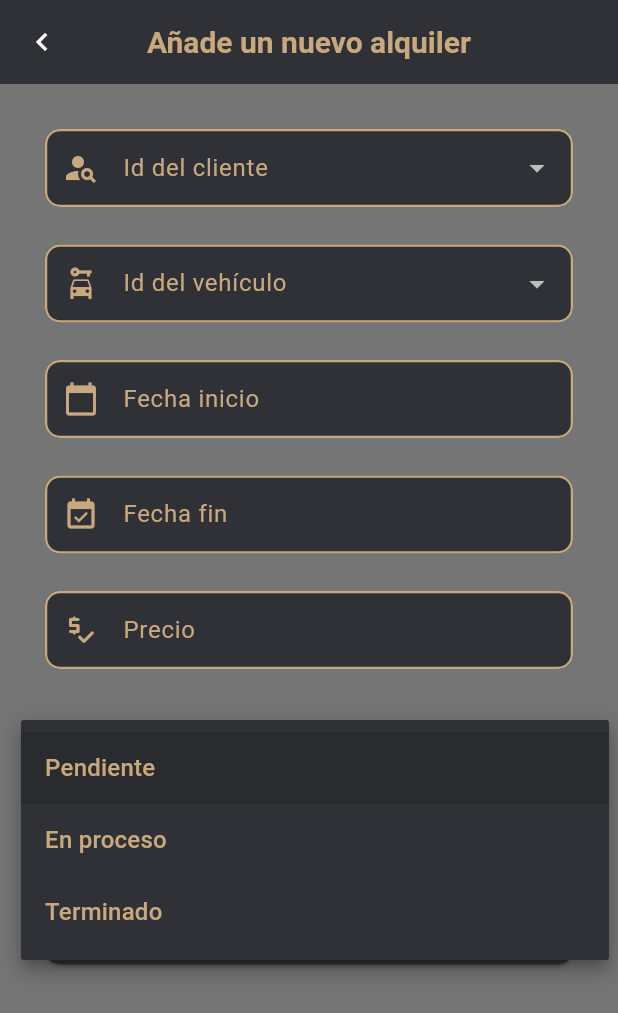
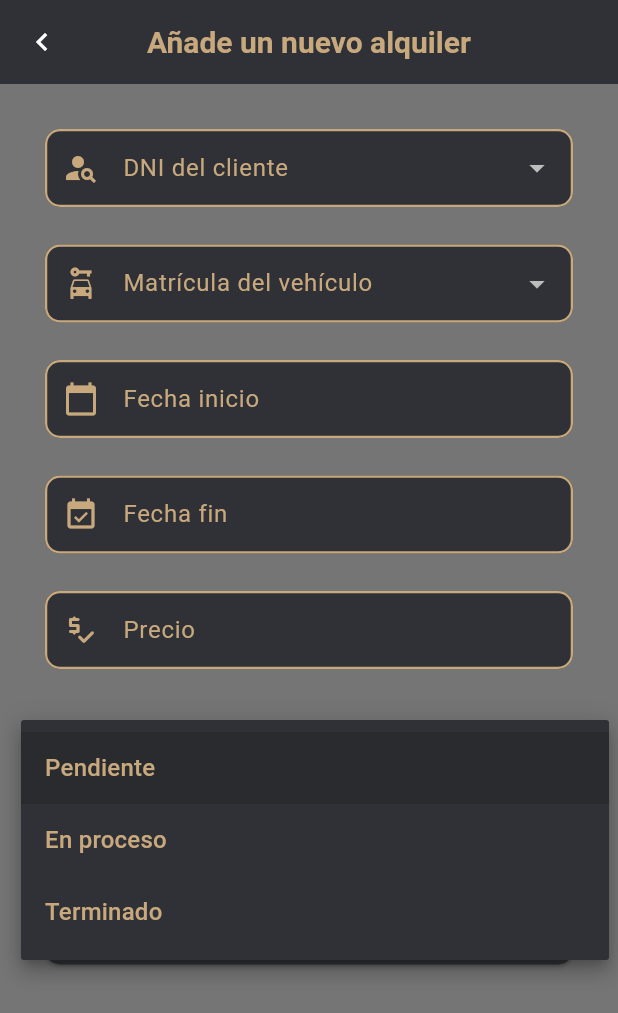
Before and after one commit to javiniieves/rebooty_repair, a Flutter app: the PantallaAnyadirAlquiler screen opened by its route, after a tap on "Pendiente", on a phone screen of 412 x 824 dp. Shown: the top 1013 px of the screen. Run offline on Flutter 3.47's test engine with Material 3 defaults, Android fonts, the phone set to English and light mode, and no system bars; our stand-ins replace email_validator, file_picker, image_picker, share_plus, sqflite, sqflite_common_ffi and 1 more; accounts and stored records are empty.

Commit message:
modificacion, cuando se va a añadir un alquiler en los campos a seleccionar son ahora el dni del cliente con su nombre y la matricula del coche y su marca y modelo

```diff
--- a/lib/screens/anyadir/anyadir_alquiler.dart
+++ b/lib/screens/anyadir/anyadir_alquiler.dart
@@ -14,8 +14,8 @@ class _PantallaAnyadirAlquilerState extends State<PantallaAnyadirAlquiler> {
   String? _idClienteSeleccionado;
   String? _idVehiculoSeleccionado;
 
-  List<String> listaIdsClientes = [];
-  List<String> listaIdsVehiculos = [];
+  List<Map<String, dynamic>> listaClientes = [];
+  List<Map<String, dynamic>> listaVehiculos = [];
 
   final _precioController = TextEditingController();
 
@@ -27,25 +27,20 @@ class _PantallaAnyadirAlquilerState extends State<PantallaAnyadirAlquiler> {
   String estadoActual = "Pendiente";
 
   Future<void> cargarIdsClientes() async {
-    final baseDatos = await DatabaseHelper.proyectodb();
+    final db = await DatabaseHelper.proyectodb();
 
-    final List<Map<String, dynamic>> clientes = await baseDatos.query("clientes");
+    final clientes = await db.query("clientes");
 
-    // convertimos cada cliente a un String con su dni
-    // una vez todos convertidos, actualizamos la lista con los id de los clientes
     setState(() {
-      listaIdsClientes = clientes.map((clienteActual) => clienteActual["id"].toString()).toList();
+      listaClientes = clientes;
     });
   }
 
   Future<void> cargarIdsVehiculos() async {
-    // vehículos disponibles
-    final List<Map<String, dynamic>> vehiculos = await DatabaseHelper.obtenerVehiculosDisponibles();
+    final vehiculos = await DatabaseHelper.obtenerVehiculosDisponibles();
 
-    // convertimos cada cliente a un String con su dni
-    // una vez todos convertidos, actualizamos la lista con los id de los clientes
     setState(() {
-      listaIdsVehiculos = vehiculos.map((vehiculoActual) => vehiculoActual["id"].toString()).toList();
+      listaVehiculos = vehiculos;
     });
   }
 
@@ -75,13 +70,18 @@ class _PantallaAnyadirAlquilerState extends State<PantallaAnyadirAlquiler> {
               DropdownButtonFormField(
                 value: _idClienteSeleccionado,
                 decoration: InputDecoration(
-                  labelText: "Id del cliente",
+                  labelText: "DNI del cliente",
                   prefixIcon: const Icon(Icons.person_search),
                   border: OutlineInputBorder(borderRadius: BorderRadius.circular(10)),
                 ),
                 dropdownColor: Theme.of(context).colorScheme.primary,
-                items: listaIdsClientes.map((idActual) {
-                  return DropdownMenuItem(value: idActual, child: Text(idActual, style: TextStyle(color: Theme.of(context).colorScheme.tertiary)));
+                items: listaClientes.map((cliente) {
+                  return DropdownMenuItem(
+                    value: cliente["id"].toString(), // lo que se guarda
+                    child: Text( "${cliente["documento_oficial"]} - ${cliente["nombre"]}",// lo que se muestra
+                      style: TextStyle(color: Theme.of(context).colorScheme.tertiary),
+                    ),
+                  );
                 }).toList(),
                 onChanged: (nuevoId) {
                   setState(() {
@@ -98,13 +98,18 @@ class _PantallaAnyadirAlquilerState extends State<PantallaAnyadirAlquiler> {
               DropdownButtonFormField(
                 value: _idVehiculoSeleccionado,
                 decoration: InputDecoration(
-                  labelText: "Id del vehículo",
+                  labelText: "Matrícula del vehículo",
                   prefixIcon: const Icon(Icons.car_rental),
                   border: OutlineInputBorder(borderRadius: BorderRadius.circular(10)),
                 ),
                 dropdownColor: Theme.of(context).colorScheme.primary,
-                items: listaIdsVehiculos.map((idActual) {
-                  return DropdownMenuItem(value: idActual, child: Text(idActual, style: TextStyle(color: Theme.of(context).colorScheme.tertiary)));
+                items: listaVehiculos.map((vehiculo) {
+                  return DropdownMenuItem(
+                    value: vehiculo["id"].toString(), // lo que se guarda
+                    child: Text("${vehiculo["matricula"]} - ${vehiculo["marca"]}, ${vehiculo["modelo"]}", // lo que se muestra
+                      style: TextStyle(color: Theme.of(context).colorScheme.tertiary),
+                    ),
+                  );
                 }).toList(),
                 onChanged: (nuevoId) {
                   setState(() {
@@ -212,7 +217,7 @@ class _PantallaAnyadirAlquilerState extends State<PantallaAnyadirAlquiler> {
                 items: ["Pendiente", "En proceso", "Terminado"].map((estadoActual) {
                   return DropdownMenuItem(
                     value: estadoActual,
-                    child: Text(estadoActual, style: TextStyle(color: Theme.of(context).colorScheme.tertiary),),
+                    child: Text(estadoActual, style: TextStyle(color: Theme.of(context).colorScheme.tertiary)),
                   );
                 }).toList(),
                 // convertimos a lista porque items nos pide la lista con los valores del DropdownButtonFormField
@@ -259,21 +264,18 @@ class _PantallaAnyadirAlquilerState extends State<PantallaAnyadirAlquiler> {
                       _precioController.clear();
 
                       // Aviso de éxito
-                        ScaffoldMessenger.of(
-                          context,
-                        ).showSnackBar(const SnackBar(content: Text("Alquiler guardado correctamente")));
+                      ScaffoldMessenger.of(
+                        context,
+                      ).showSnackBar(const SnackBar(content: Text("Alquiler guardado correctamente")));
 
-                        // Volvemos atrás después de guardar
-                        Navigator.pop(context);
+                      // Volvemos atrás después de guardar
+                      Navigator.pop(context);
                     }
                   },
                   icon: const Icon(Icons.save),
                   label: const Text("GUARDAR ALQUILER"),
                   style: ElevatedButton.styleFrom(
-                    shape: RoundedRectangleBorder(
-                      borderRadius: BorderRadius.circular(10),
-                    ),
-
+                    shape: RoundedRectangleBorder(borderRadius: BorderRadius.circular(10)),
                   ),
                 ),
               ),
@@ -304,7 +306,8 @@ class _PantallaAnyadirAlquilerState extends State<PantallaAnyadirAlquiler> {
     if (fechaElegida != null) {
       setState(() {
         // Guardamos la fecha y la formateamos para el texto (Año-Mes-Día)
-        String fechaFormateada = "${fechaElegida.year}-${fechaElegida.month.toString().padLeft(2, '0')}-${fechaElegida.day.toString().padLeft(2, '0')}";
+        String fechaFormateada =
+            "${fechaElegida.year}-${fechaElegida.month.toString().padLeft(2, '0')}-${fechaElegida.day.toString().padLeft(2, '0')}";
 
         if (esInicio) {
           fechaInicio = fechaElegida;
```
